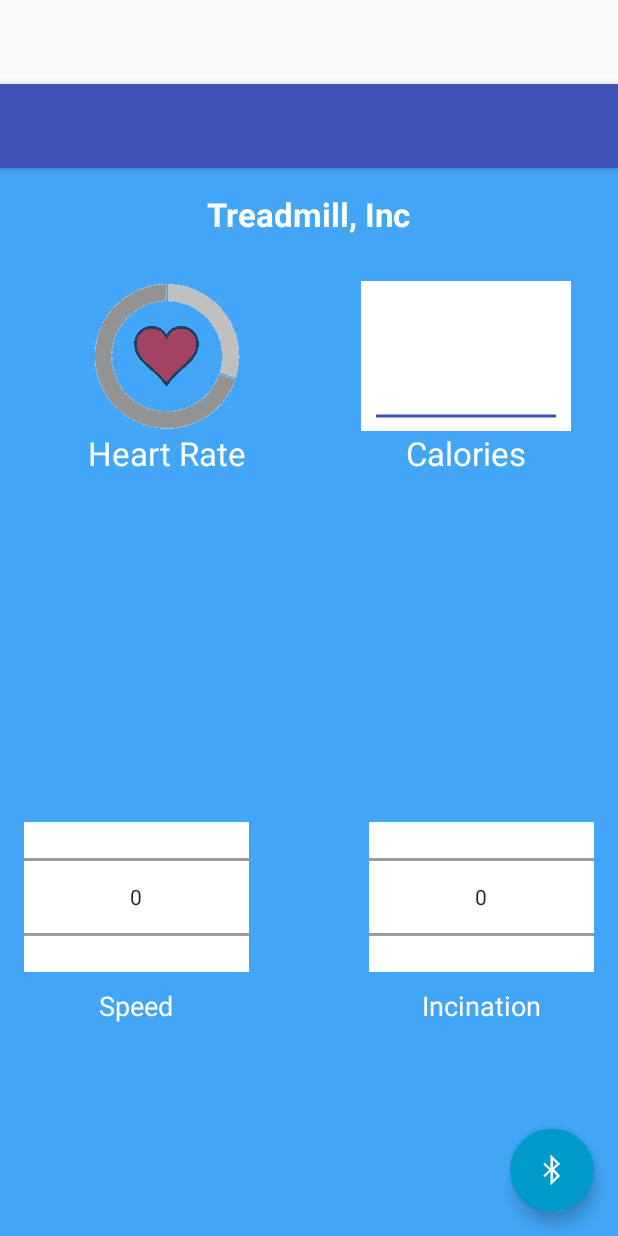
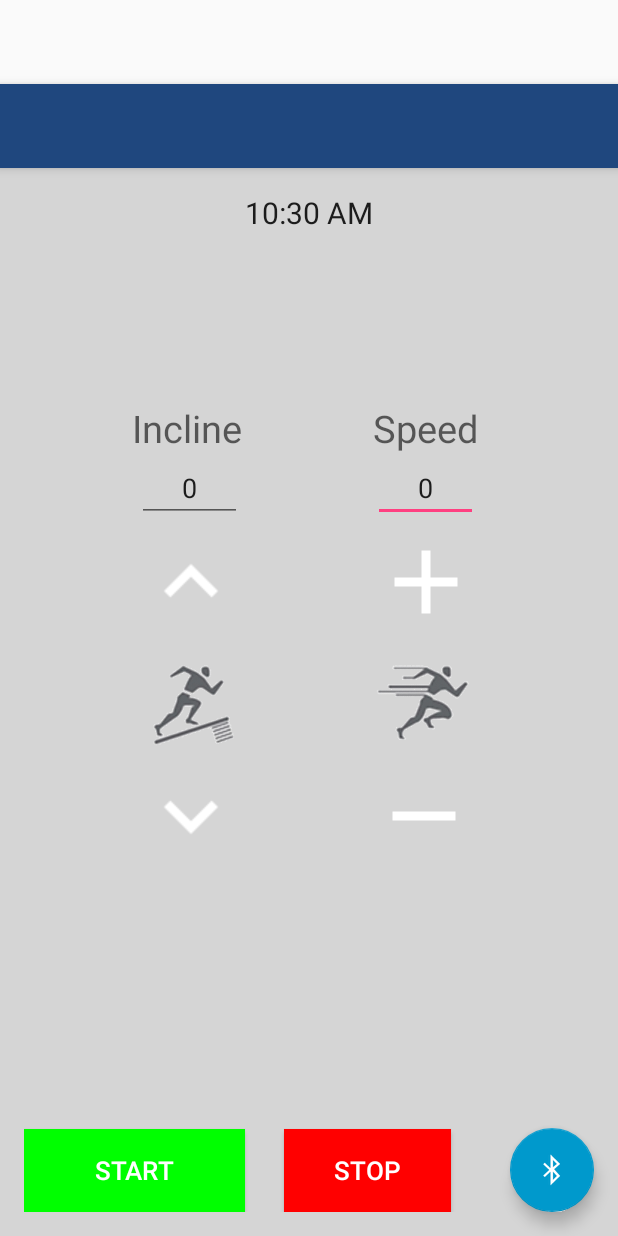
Before and after one commit to admin-it/Android-Treadmill-Controller, an Android app: the layout activity_main.xml on its own in the app's theme, with its tools: preview values and no code run, on a phone screen of 412 x 824 dp. Run offline under Robolectric (Android 15) with nearby library versions, the phone set to English and light mode, and no system bars.

Commit message:
Initial UI

```diff
--- a/app/src/main/java/command/fedex/myapplication/MainActivity.java
+++ b/app/src/main/java/command/fedex/myapplication/MainActivity.java
@@ -19,7 +19,7 @@ import com.echo.holographlibrary.LinePoint;
 public class MainActivity extends AppCompatActivity {
     boolean running = false;
     volatile Line l = new Line();
-    volatile LineGraph li;
+    //volatile LineGraph li;
     Activity act;
     @Override
     protected void onCreate(Bundle savedInstanceState) {
@@ -32,58 +32,59 @@ public class MainActivity extends AppCompatActivity {
         fab.setOnClickListener(new View.OnClickListener() {
             @Override
             public void onClick(View view) {
+                //code for bluetooth connection goes here
                 Snackbar.make(view, "Starting bluetooth communication", Snackbar.LENGTH_LONG)
                         .setAction("Action", null).show();
             }
         });
 
-        NumberPicker np = (NumberPicker) findViewById(R.id.numberPicker);
-        np.setMaxValue(9);
-        np.setMinValue(0);
-        NumberPicker np2 = (NumberPicker) findViewById(R.id.numberPicker2);
-        np2.setMaxValue(7);
-        np2.setMinValue(0);
-        np.setOrientation(NumberPicker.HORIZONTAL);
-        act = this;
-        l.setUsingDips(true);
-        li = (LineGraph) findViewById(R.id.linegraph);
-        li.setUsingDips(true);
-        li.addLine(l);
-        li.setOnPointClickedListener(new LineGraph.OnPointClickedListener() {
-
-            @Override
-            public void onClick(int lineIndex, int pointIndex) {
-                Toast.makeText(act,
-                        "Line " + lineIndex + " / Point " + pointIndex + " clicked",
-                        Toast.LENGTH_SHORT)
-                        .show();
-            }
-        });
-        running = true;
-        li.setRangeY(0, 10);
-        li.setLineToFill(0);
-        startGraph();
+//        NumberPicker np = (NumberPicker) findViewById(R.id.numberPicker);
+//        np.setMaxValue(9);
+//        np.setMinValue(0);
+//        NumberPicker np2 = (NumberPicker) findViewById(R.id.numberPicker2);
+//        np2.setMaxValue(7);
+//        np2.setMinValue(0);
+//        np.setOrientation(NumberPicker.HORIZONTAL);
+//        act = this;
+//        l.setUsingDips(true);
+        //li = (LineGraph) findViewById(R.id.linegraph);
+//        li.setUsingDips(true);
+//        li.addLine(l);
+//        li.setOnPointClickedListener(new LineGraph.OnPointClickedListener() {
+//
+//            @Override
+//            public void onClick(int lineIndex, int pointIndex) {
+//                Toast.makeText(act,
+//                        "Line " + lineIndex + " / Point " + pointIndex + " clicked",
+//                        Toast.LENGTH_SHORT)
+//                        .show();
+//            }
+//        });
+//        running = true;
+//        li.setRangeY(0, 10);
+//        li.setLineToFill(0);
+//        startGraph();
     }
 
-    Thread graphThread;
-    public void startGraph() {
-        graphThread = new Thread(new Runnable() {
-            @Override
-            public void run() {
-                while(running) {
-                    int x = (int) Math.random()*10;
-                    int y = (int) Math.random()*10;
-                    LinePoint p = new LinePoint();
-                    p.setX(x);
-                    p.setY(y);
-                    p.setColor(getResources().getColor(R.color.colorAccent));
-                    p.setSelectedColor(getResources().getColor(R.color.colorPrimary));
-                    l.addPoint(p);
-                }
-            }
-        });
-        graphThread.start();
-    }
+//    Thread graphThread;
+//    public void startGraph() {
+//        graphThread = new Thread(new Runnable() {
+//            @Override
+//            public void run() {
+//                while(running) {
+//                    int x = (int) Math.random()*10;
+//                    int y = (int) Math.random()*10;
+//                    LinePoint p = new LinePoint();
+//                    p.setX(x);
+//                    p.setY(y);
+//                    p.setColor(getResources().getColor(R.color.colorAccent));
+//                    p.setSelectedColor(getResources().getColor(R.color.colorPrimary));
+//                    l.addPoint(p);
+//                }
+//            }
+//        });
+//        graphThread.start();
+//    }
 
     @Override
     public boolean onCreateOptionsMenu(Menu menu) {
@@ -107,17 +108,17 @@ public class MainActivity extends AppCompatActivity {
         return super.onOptionsItemSelected(item);
     }
 
-    @Override
-    protected void onPause() {
-        super.onPause();
-        graphThread = null;
-        running = false;
-    }
-
-    @Override
-    protected void onResume() {
-        super.onResume();
-        running = true;
-        startGraph();
-    }
+//    @Override
+//    protected void onPause() {
+//        super.onPause();
+//        graphThread = null;
+//        running = false;
+//    }
+//
+//    @Override
+//    protected void onResume() {
+//        super.onResume();
+//        running = true;
+//        startGraph();
+//    }
 }
--- a/app/src/main/res/layout/activity_main.xml
+++ b/app/src/main/res/layout/activity_main.xml
@@ -16,7 +16,7 @@
             android:id="@+id/toolbar"
             android:layout_width="match_parent"
             android:layout_height="?attr/actionBarSize"
-            android:background="?attr/colorPrimary"
+            android:background="#f81e477d"
             app:popupTheme="@style/AppTheme.PopupOverlay" />
 
     </android.support.design.widget.AppBarLayout>
@@ -32,4 +32,5 @@
         app:backgroundTint="@android:color/holo_blue_dark"
         android:src="@android:drawable/stat_sys_data_bluetooth" />
 
+
 </android.support.design.widget.CoordinatorLayout>
--- a/app/src/main/res/layout/content_main.xml
+++ b/app/src/main/res/layout/content_main.xml
@@ -10,123 +10,152 @@
     android:paddingTop="@dimen/activity_vertical_margin"
     app:layout_behavior="@string/appbar_scrolling_view_behavior"
     tools:context="command.fedex.myapplication.MainActivity"
-    tools:showIn="@layout/activity_main"
-    android:background="#42a5f5">
+    android:background="#d5d5d5"
+    tools:showIn="@layout/activity_main">
 
-    <TextView
+    <TextClock
         android:layout_width="wrap_content"
         android:layout_height="wrap_content"
-        android:textAppearance="?android:attr/textAppearanceLarge"
-        android:text="Treadmill, Inc"
-        android:id="@+id/textView"
+        android:id="@+id/textClock"
         android:layout_alignParentTop="true"
         android:layout_centerHorizontal="true"
-        android:textColor="@android:color/white"
-        android:textStyle="bold" />
+        android:textSize="20dp" />
+
+    <Button
+        android:layout_width="wrap_content"
+        android:layout_height="wrap_content"
+        android:text="START"
+        android:id="@+id/buttonStart"
+        android:layout_gravity="bottom|left"
+        android:background="#00ff00"
+        android:textColor="#ffffff"
+        android:layout_alignParentBottom="true"
+        android:layout_alignParentStart="true"
+        android:layout_toStartOf="@+id/textClock"
+        android:height="55dp"
+        android:textSize="17dp"
+        android:layout_alignParentEnd="false"
+        android:clickable="true" />
+
+    <Button
+        android:layout_width="111dp"
+        android:layout_height="wrap_content"
+        android:text="STOP"
+        android:id="@+id/buttonStop"
+        android:background="#ff0000"
+        android:textColor="#ffffff"
+        android:height="55dp"
+        android:textSize="17dp"
+        android:layout_marginStart="26dp"
+        android:layout_alignTop="@+id/buttonStart"
+        android:layout_toEndOf="@+id/buttonStart"
+        android:clickable="true" />
+
+    <ImageButton
+        android:layout_width="wrap_content"
+        android:layout_height="wrap_content"
+        android:id="@+id/imageButton"
+        android:src="@drawable/ic_expand_less_white_48dp"
+        android:background="#d5d5d5"
+        android:layout_toStartOf="@+id/textClock"
+        android:layout_alignTop="@+id/imageButton2"
+        android:layout_above="@+id/imageView"
+        android:clickable="true" />
+
+    <ImageButton
+        android:layout_width="70dp"
+        android:layout_height="80dp"
+        android:id="@+id/imageButton2"
+        android:src="@drawable/ic_add_white_48dp"
+        android:background="#d5d5d5"
+        android:clickable="true"
+        android:layout_toEndOf="@+id/textClock"
+        android:layout_above="@+id/imageView2" />
 
     <ImageView
-        android:layout_width="150dp"
-        android:layout_height="100dp"
+        android:layout_width="70dp"
+        android:layout_height="80dp"
         android:id="@+id/imageView"
-        android:layout_below="@+id/textView"
-        android:layout_alignParentStart="true"
-        android:src="@drawable/graph"
-        android:layout_marginTop="30dp"
-        android:layout_marginLeft="20dp" />
-
-    <TextView
-        android:layout_width="wrap_content"
-        android:layout_height="wrap_content"
-        android:textAppearance="?android:attr/textAppearanceLarge"
-        android:text="Heart Rate"
-        android:textColor="@android:color/white"
-        android:textAlignment="center"
-        android:id="@+id/textView2"
-        android:layout_below="@+id/imageView"
-        android:layout_alignEnd="@+id/imageView"
-        android:layout_alignStart="@+id/imageView" />
-
-    <TextView
-        android:layout_width="wrap_content"
-        android:layout_height="wrap_content"
-        android:textAppearance="?android:attr/textAppearanceLarge"
-        android:text="Calories"
-        android:textColor="@android:color/white"
-        android:textAlignment="center"
-        android:id="@+id/textView6"
-        android:layout_below="@+id/linegraph"
-        android:layout_alignEnd="@+id/linegraph"
-        android:layout_alignStart="@+id/linegraph" />
+        android:src="@drawable/incline_icon"
+        android:layout_below="@+id/imageButton2"
+        android:layout_alignStart="@+id/imageButton" />
 
     <ImageView
-        android:layout_width="wrap_content"
-        android:layout_height="wrap_content"
+        android:layout_width="70dp"
+        android:layout_height="80dp"
         android:id="@+id/imageView2"
-        android:layout_alignEnd="@+id/imageView"
-        android:layout_alignStart="@+id/imageView"
-        android:layout_alignBottom="@+id/imageView"
-        android:layout_alignTop="@+id/imageView"
-        android:src="@drawable/heart"
-        android:layout_margin="30dp"
-        android:alpha="0.6" />
-
-    <NumberPicker
-        android:layout_width="150dp"
-        android:layout_height="100dp"
-        android:id="@+id/numberPicker"
-        android:layout_alignParentBottom="true"
-        android:layout_alignParentStart="true"
-        android:layout_marginBottom="160dp"
-        android:orientation="horizontal"
-        android:background="#ffffff" />
-
-    <NumberPicker
-        android:layout_width="150dp"
-        android:layout_height="100dp"
-        android:id="@+id/numberPicker2"
-        android:layout_alignParentEnd="true"
-        android:background="#ffffff"
-        android:layout_marginBottom="160dp"
-        android:layout_alignParentBottom="true"
-        android:orientation="horizontal" />
-
-    <TextView
-        android:layout_width="wrap_content"
-        android:layout_height="100dp"
-        android:textAppearance="?android:attr/textAppearanceMedium"
-        android:text="Speed"
-        android:id="@+id/textView3"
-        android:textAlignment="center"
-        android:textColor="@android:color/white"
-        android:layout_alignStart="@+id/numberPicker"
-        android:layout_alignEnd="@+id/numberPicker"
-        android:layout_below="@+id/numberPicker"
-        android:layout_marginTop="-150dp" />
+        android:src="@drawable/speed_icon"
+        android:layout_centerVertical="true"
+        android:layout_alignEnd="@+id/imageButton2" />
 
     <TextView
         android:layout_width="wrap_content"
         android:layout_height="wrap_content"
         android:textAppearance="?android:attr/textAppearanceMedium"
-        android:text="Incination"
-        android:id="@+id/textView4"
-        android:textAlignment="center"
-        android:textColor="@android:color/white"
-        android:layout_alignStart="@+id/numberPicker2"
-        android:layout_alignEnd="@+id/numberPicker2"
-        android:layout_below="@+id/numberPicker2"
-        android:layout_marginTop="-150dp" />
+        android:text="Incline"
+        android:id="@+id/textView"
+        android:textSize="25dp"
+        android:layout_alignTop="@+id/textView2"
+        android:layout_alignEnd="@+id/imageView" />
 
-    <com.echo.holographlibrary.LineGraph
-        android:layout_width="140dp"
-        android:layout_height="100dp"
-        android:id="@+id/linegraph"
-        android:layout_alignTop="@+id/imageView"
-        android:layout_alignParentEnd="true"
-        android:layout_marginRight="15dp"
-        app:lineStrokeColor="@color/colorAccent"
-        app:lineAxisColor="@color/colorPrimary"
-        app:lineStrokeWidth="1dip"
-        app:lineStrokeSpacing="10dip"
-        app:lineUseDip="true"/>
+    <TextView
+        android:layout_width="wrap_content"
+        android:layout_height="wrap_content"
+        android:textAppearance="?android:attr/textAppearanceMedium"
+        android:text="Speed"
+        android:id="@+id/textView2"
+        android:layout_above="@+id/editText2"
+        android:layout_alignStart="@+id/editText2"
+        android:textSize="25dp" />
+
+    <EditText
+        android:layout_width="wrap_content"
+        android:layout_height="wrap_content"
+        android:inputType="number"
+        android:ems="10"
+        android:id="@+id/editText2"
+        android:text="0"
+        android:gravity="center_horizontal"
+        android:layout_above="@+id/imageButton2"
+        android:layout_alignEnd="@+id/imageButton2"
+        android:layout_toEndOf="@+id/textClock"
+        android:clickable="true" />
+
+    <ImageButton
+        android:layout_width="wrap_content"
+        android:layout_height="60dp"
+        android:id="@+id/imageButton3"
+        android:src="@drawable/ic_remove_white_48dp"
+        android:background="#d5d5d5"
+        android:layout_below="@+id/imageView2"
+        android:layout_alignEnd="@+id/imageView2"
+        android:layout_alignParentEnd="false"
+        android:layout_alignParentStart="false"
+        android:layout_alignBottom="@+id/imageButton4"
+        android:clickable="true" />
+
+    <EditText
+        android:layout_width="wrap_content"
+        android:layout_height="wrap_content"
+        android:inputType="number"
+        android:ems="10"
+        android:id="@+id/editText"
+        android:text="0"
+        android:gravity="center_horizontal"
+        android:layout_above="@+id/imageButton"
+        android:layout_alignEnd="@+id/textView"
+        android:layout_alignStart="@+id/imageButton"
+        android:clickable="true" />
+
+    <ImageButton
+        android:layout_width="wrap_content"
+        android:layout_height="wrap_content"
+        android:id="@+id/imageButton4"
+        android:src="@drawable/ic_expand_more_white_48dp"
+        android:layout_below="@+id/imageView"
+        android:layout_alignStart="@+id/imageView"
+        android:layout_toStartOf="@+id/buttonStop"
+        android:background="#d5d5d5"
+        android:clickable="true" />
 
 </RelativeLayout>
--- a/app/src/main/res/values/strings.xml
+++ b/app/src/main/res/values/strings.xml
@@ -1,4 +1,4 @@
 <resources>
-    <string name="app_name">Treadmill Dr, Inc</string>
+    <string name="app_name">Treadmill Doctor</string>
     <string name="action_settings">Settings</string>
 </resources>
```
Also changed, not shown: app/src/main/res/drawable/ic_add_white_48dp.png (added), app/src/main/res/drawable/ic_expand_less_white_48dp.png (added), app/src/main/res/drawable/ic_expand_more_white_48dp.png (added), app/src/main/res/drawable/ic_remove_white_48dp.png (added), app/src/main/res/drawable/incline_icon.png (added), app/src/main/res/drawable/speed_icon.png (added).
